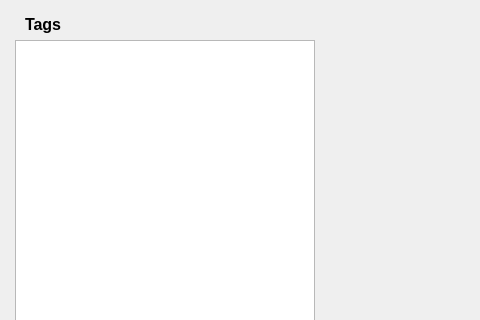
Qt form ui/mainwindow.ui (clannable/tagdictionary) before a commit; both pictures show x 0 to 480 and y 0 to 320 of the 1200 by 650 pixel window.
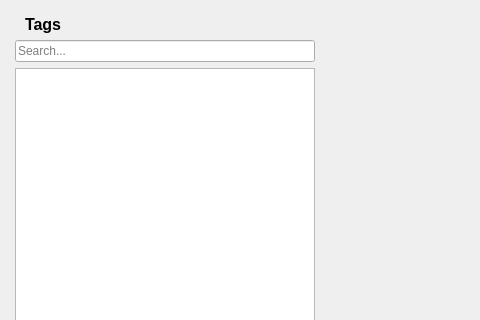
The same form after that commit. Custom widgets are drawn as their Qt base class.

Commit message: Add search functionality to tag tree

Diff of the .ui file:
```diff
--- a/ui/mainwindow.ui
+++ b/ui/mainwindow.ui
@@ -20,7 +20,7 @@
    <string>Tag Dictionary</string>
   </property>
   <widget class="QWidget" name="centralwidget">
-   <layout class="QHBoxLayout" name="horizontalLayout_2" stretch="1,3,0,6">
+   <layout class="QHBoxLayout" name="horizontalLayout_2" stretch="3,3,0,6">
     <property name="spacing">
      <number>6</number>
     </property>
@@ -56,7 +56,7 @@
         <height>16777215</height>
        </size>
       </property>
-      <layout class="QVBoxLayout" name="verticalLayout_2" stretch="0,1">
+      <layout class="QVBoxLayout" name="verticalLayout_2" stretch="0,0,1">
        <property name="spacing">
         <number>6</number>
        </property>
@@ -91,6 +91,13 @@
          </property>
         </widget>
        </item>
+       <item>
+        <widget class="QLineEdit" name="searchInput">
+         <property name="placeholderText">
+          <string>Search...</string>
+         </property>
+        </widget>
+       </item>
        <item>
         <widget class="TagTree" name="tagTree">
          <property name="sizePolicy">
```
The commit also changes 4 other files.
